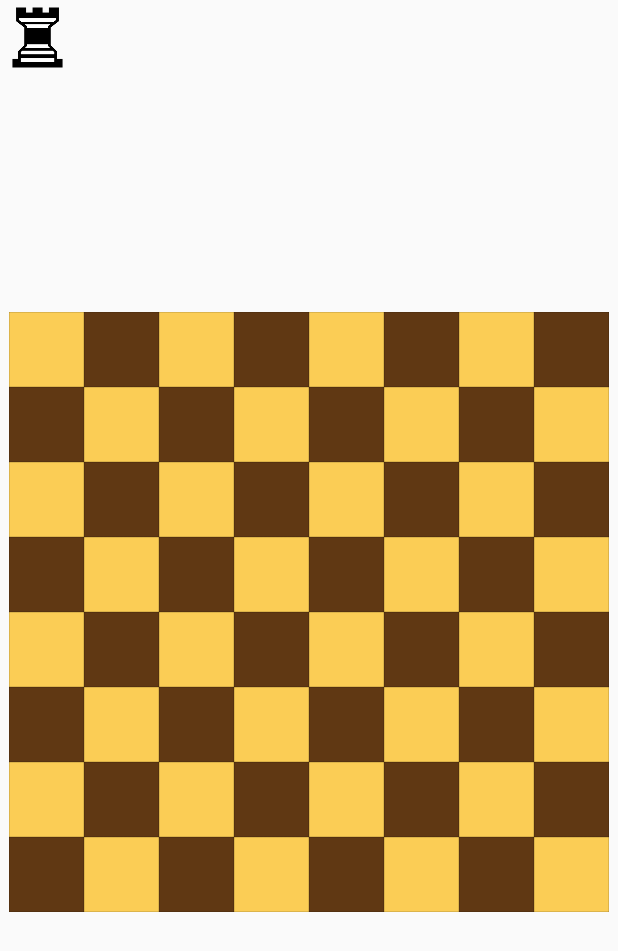
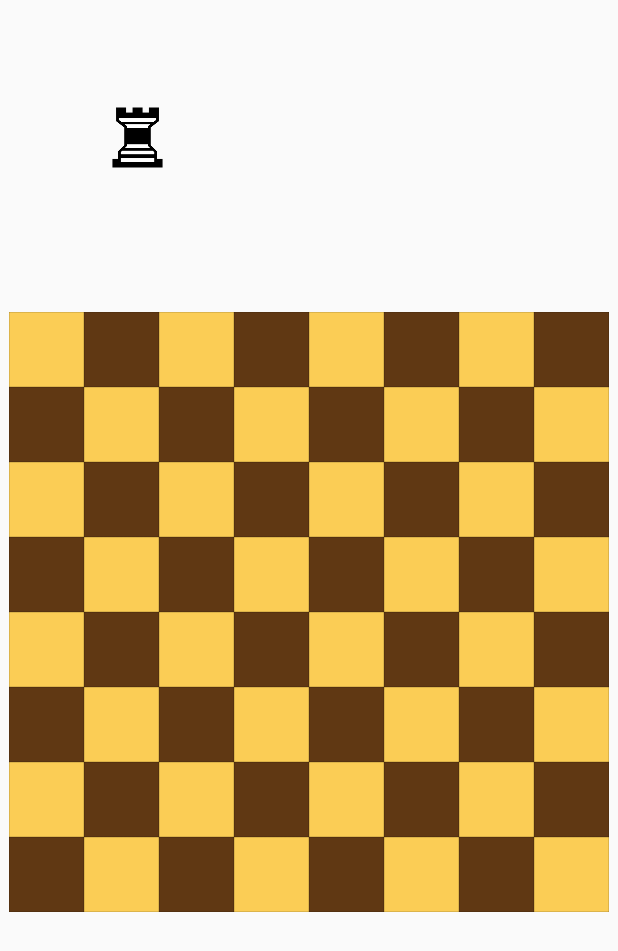
Before and after one commit to afaan1000/magic-chess, an Android app: the PlayChess screen opened directly, with no data from a screen before it, on a phone screen of 412 x 824 dp. Shown: the top 951 px of the screen. Run offline under Robolectric (Android 15) with nearby library versions, the phone set to English and light mode, and no system bars; 1 statement that could not run was skipped.

Commit message:
updated PlayChess. figured out how to set images through java. Need to figure out how to get the location(x and y coordinates of layouts and imageviews

```diff
--- a/app/src/main/java/com/example/magicchess/PlayChess.java
+++ b/app/src/main/java/com/example/magicchess/PlayChess.java
@@ -9,13 +9,16 @@ import android.graphics.Point;
 import android.graphics.Rect;
 import android.graphics.drawable.Drawable;
 import android.os.Bundle;
+import android.widget.AbsoluteLayout;
 import android.widget.ImageView;
 import android.widget.RelativeLayout;
 
 import com.example.magicchess.engine.board.BoardUtils;
 
 import java.util.ArrayList;
+import java.util.HashMap;
 import java.util.List;
+import java.util.Map;
 
 public class PlayChess extends AppCompatActivity {
 
@@ -27,38 +30,93 @@ public class PlayChess extends AppCompatActivity {
         setContentView(R.layout.activity_play_chess);
 
         List<ImageView> tiles = new ArrayList<>();
-        for (int i = 0; i <= 64; i++) {
-            tiles.add((ImageView) findViewById(R.id.a8));
-        }
-        /*//ImageView view = (ImageView) getResources().getDrawable(R.drawable.rook);
-        Drawable myDrawable = getResources().getDrawable(R.drawable.rook);
-        //myDrawable.setImageResource(R.drawable.myDrawable);
-        ImageView view = (ImageView) myDrawable;*/
-        /*int[] outLocation = new int[2];
-        tiles.get(0).getLocationOnScreen(outLocation);
-        //ImageView tile1 = findViewById(R.id.a8);
-        ImageView imageView = null;
-        imageView.setImageResource(R.drawable.rook);
-        imageView.setX(outLocation[0]);
-        imageView.setX(outLocation[1]);*/
+
+        tiles.add((ImageView) findViewById(R.id.a8));
+        tiles.add((ImageView) findViewById(R.id.b8));
+        tiles.add((ImageView) findViewById(R.id.c8));
+        tiles.add((ImageView) findViewById(R.id.d8));
+        tiles.add((ImageView) findViewById(R.id.e8));
+        tiles.add((ImageView) findViewById(R.id.f8));
+        tiles.add((ImageView) findViewById(R.id.g8));
+        tiles.add((ImageView) findViewById(R.id.h8));
+        tiles.add((ImageView) findViewById(R.id.a7));
+        tiles.add((ImageView) findViewById(R.id.b7));
+        tiles.add((ImageView) findViewById(R.id.c7));
+        tiles.add((ImageView) findViewById(R.id.d7));
+        tiles.add((ImageView) findViewById(R.id.e7));
+        tiles.add((ImageView) findViewById(R.id.f7));
+        tiles.add((ImageView) findViewById(R.id.g7));
+        tiles.add((ImageView) findViewById(R.id.h7));
+        tiles.add((ImageView) findViewById(R.id.a6));
+        tiles.add((ImageView) findViewById(R.id.b6));
+        tiles.add((ImageView) findViewById(R.id.c6));
+        tiles.add((ImageView) findViewById(R.id.d6));
+        tiles.add((ImageView) findViewById(R.id.e6));
+        tiles.add((ImageView) findViewById(R.id.f6));
+        tiles.add((ImageView) findViewById(R.id.g6));
+        tiles.add((ImageView) findViewById(R.id.h6));
+        tiles.add((ImageView) findViewById(R.id.a5));
+        tiles.add((ImageView) findViewById(R.id.b5));
+        tiles.add((ImageView) findViewById(R.id.c5));
+        tiles.add((ImageView) findViewById(R.id.d5));
+        tiles.add((ImageView) findViewById(R.id.e5));
+        tiles.add((ImageView) findViewById(R.id.f5));
+        tiles.add((ImageView) findViewById(R.id.g5));
+        tiles.add((ImageView) findViewById(R.id.h5));
+        tiles.add((ImageView) findViewById(R.id.a4));
+        tiles.add((ImageView) findViewById(R.id.b4));
+        tiles.add((ImageView) findViewById(R.id.c4));
+        tiles.add((ImageView) findViewById(R.id.d4));
+        tiles.add((ImageView) findViewById(R.id.e4));
+        tiles.add((ImageView) findViewById(R.id.f4));
+        tiles.add((ImageView) findViewById(R.id.g4));
+        tiles.add((ImageView) findViewById(R.id.h4));
+        tiles.add((ImageView) findViewById(R.id.a3));
+        tiles.add((ImageView) findViewById(R.id.b3));
+        tiles.add((ImageView) findViewById(R.id.c3));
+        tiles.add((ImageView) findViewById(R.id.d3));
+        tiles.add((ImageView) findViewById(R.id.e3));
+        tiles.add((ImageView) findViewById(R.id.f3));
+        tiles.add((ImageView) findViewById(R.id.g3));
+        tiles.add((ImageView) findViewById(R.id.h3));
+        tiles.add((ImageView) findViewById(R.id.a2));
+        tiles.add((ImageView) findViewById(R.id.b2));
+        tiles.add((ImageView) findViewById(R.id.c2));
+        tiles.add((ImageView) findViewById(R.id.d2));
+        tiles.add((ImageView) findViewById(R.id.e2));
+        tiles.add((ImageView) findViewById(R.id.f2));
+        tiles.add((ImageView) findViewById(R.id.g2));
+        tiles.add((ImageView) findViewById(R.id.h2));
+        tiles.add((ImageView) findViewById(R.id.a1));
+        tiles.add((ImageView) findViewById(R.id.b1));
+        tiles.add((ImageView) findViewById(R.id.c1));
+        tiles.add((ImageView) findViewById(R.id.d1));
+        tiles.add((ImageView) findViewById(R.id.e1));
+        tiles.add((ImageView) findViewById(R.id.f1));
+        tiles.add((ImageView) findViewById(R.id.g1));
+        tiles.add((ImageView) findViewById(R.id.h1));
+
 
         ImageView imageView = new ImageView(this);
         imageView.setImageResource(R.drawable.rook);
         RelativeLayout relativeLayout = (RelativeLayout) findViewById(R.id.RelativeLayout01);
 
-        int[] outLocation = new int[2];
-        tiles.get(0).getLocationOnScreen(outLocation);
-        relativeLayout.setX(outLocation[0]);
-        relativeLayout.setY(outLocation[1]);
-
         RelativeLayout.LayoutParams layoutParams = new RelativeLayout.LayoutParams(
                 RelativeLayout.LayoutParams.WRAP_CONTENT,
                 RelativeLayout.LayoutParams.WRAP_CONTENT
         );
-        //layoutParams.addRule(RelativeLayout.BELOW, R.id.buttonCalculate);
-        //layoutParams.addRule(RelativeLayout.ALIGN_PARENT_RIGHT);
+
+        int tileX = (int) tiles.get(0).getX();
+        int tileY = (int) tiles.get(0).getY();
+        System.out.println(tileX);
+
+        relativeLayout.setX(100);
+        relativeLayout.setY(100);
 
         relativeLayout.addView(imageView, layoutParams);
+        imageView.setLayoutParams(layoutParams);
+
+        RelativeLayout gridLayout = (RelativeLayout) findViewById(R.id.gridLayout);
 
 
     }
--- a/app/src/main/res/layout/activity_play_chess.xml
+++ b/app/src/main/res/layout/activity_play_chess.xml
@@ -7,6 +7,7 @@
     tools:context=".PlayChess">
 
     <androidx.gridlayout.widget.GridLayout
+        android:id="@+id/gridLayout"
         android:layout_width="wrap_content"
         android:layout_height="wrap_content"
         android:layout_marginStart="8dp"
@@ -75,9 +76,9 @@
             android:id="@+id/a4"
             android:layout_width="50dp"
             android:layout_height="50dp"
-            app:srcCompat="@drawable/white_tile"
             app:layout_column="0"
-            app:layout_row="6" />
+            app:layout_row="6"
+            app:srcCompat="@drawable/white_tile" />
 
         <ImageView
             android:id="@+id/b4"
@@ -119,17 +120,17 @@
             android:id="@+id/h4"
             android:layout_width="50dp"
             android:layout_height="50dp"
-            app:srcCompat="@drawable/black_tile"
             app:layout_column="7"
-            app:layout_row="6" />
+            app:layout_row="6"
+            app:srcCompat="@drawable/black_tile" />
 
         <ImageView
             android:id="@+id/a6"
             android:layout_width="50dp"
             android:layout_height="50dp"
-            app:srcCompat="@drawable/white_tile"
             app:layout_column="0"
-            app:layout_row="3" />
+            app:layout_row="3"
+            app:srcCompat="@drawable/white_tile" />
 
         <ImageView
             android:id="@+id/b6"
@@ -177,9 +178,9 @@
             android:id="@+id/b7"
             android:layout_width="50dp"
             android:layout_height="50dp"
-            app:srcCompat="@drawable/white_tile"
             app:layout_column="1"
-            app:layout_row="2" />
+            app:layout_row="2"
+            app:srcCompat="@drawable/white_tile" />
 
         <ImageView
             android:id="@+id/c7"
@@ -221,17 +222,17 @@
             android:id="@+id/a3"
             android:layout_width="50dp"
             android:layout_height="50dp"
-            app:srcCompat="@drawable/black_tile"
             app:layout_column="0"
-            app:layout_row="7" />
+            app:layout_row="7"
+            app:srcCompat="@drawable/black_tile" />
 
         <ImageView
             android:id="@+id/a8"
             android:layout_width="50dp"
             android:layout_height="50dp"
-            app:srcCompat="@drawable/white_tile"
             app:layout_column="0"
-            app:layout_row="1" />
+            app:layout_row="1"
+            app:srcCompat="@drawable/white_tile" />
 
         <ImageView
             android:id="@+id/b8"
@@ -436,6 +437,7 @@
         android:id="@+id/RelativeLayout01"
         android:layout_width="50dp"
         android:layout_height="50dp"
+        app:layout_constrainedHeight="false"
         tools:layout_editor_absoluteX="6dp"
         tools:layout_editor_absoluteY="162dp">
 
```
